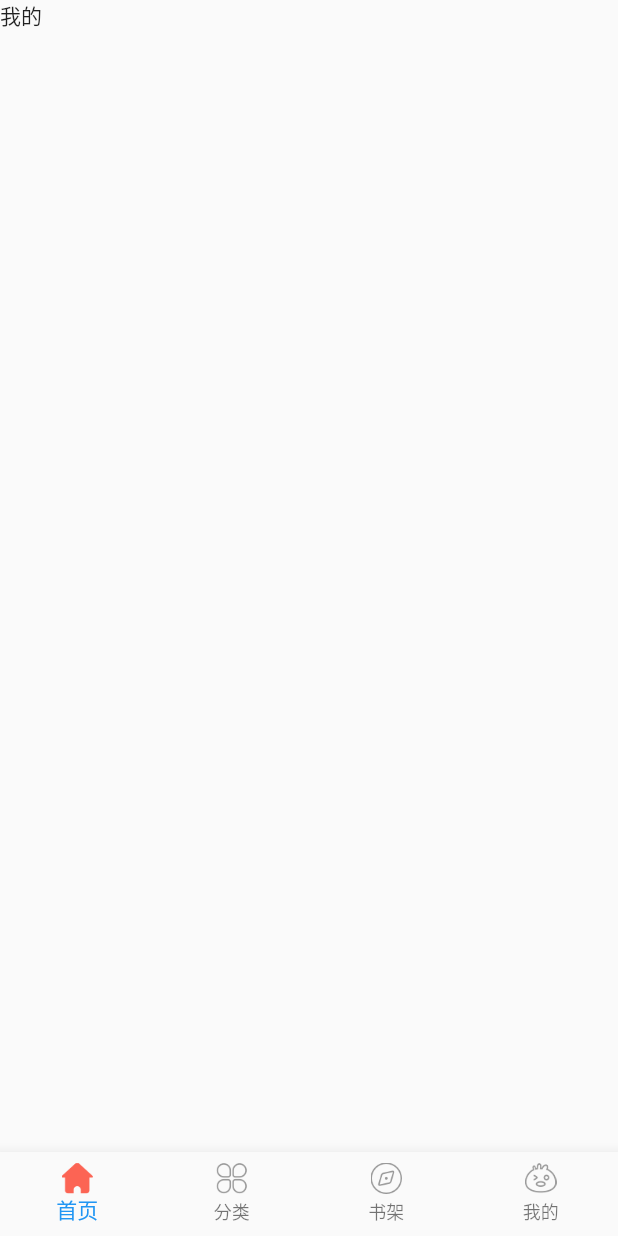
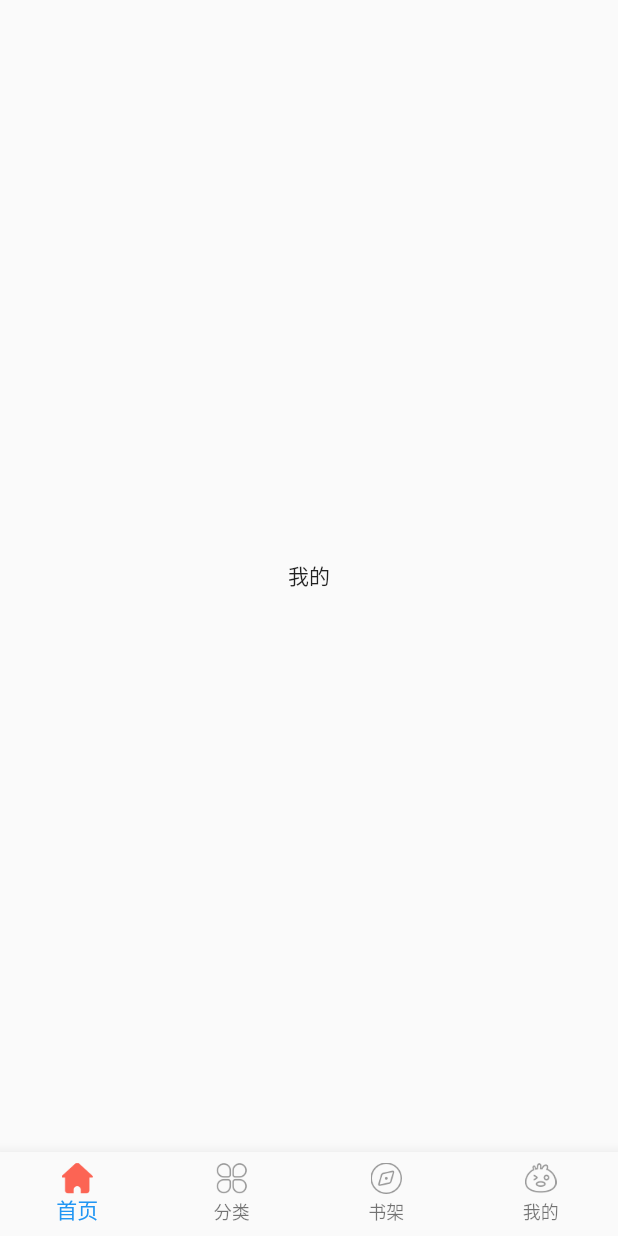
Before and after one commit to fishyuyu/flutter_self, a Flutter app: the screen it shows after launch, swiped to page 4, on a phone screen of 412 x 824 dp. Run offline on Flutter 3.47's test engine with Material 2 defaults, Android fonts, the phone set to English and light mode, and no system bars.

Commit message:
文字居中

```diff
--- a/lib/mian/mine_page.dart
+++ b/lib/mian/mine_page.dart
@@ -28,12 +28,11 @@ class _MinePage extends StatefulWidget {
 class _MinePageState extends State<_MinePage> {
   @override
   Widget build(BuildContext context) {
-//    new Scaffold(
-//      body: new Container(
-//        child: new Text("我的"),
-//      ),
-//    );
-    return new Text("我的");
+    return new Scaffold(
+      body: new Center(
+        child: new Text("我的"),
+      ),
+    );
   }
 
 }
```
Also changed, not shown: lib/mian/find_page.dart (+5 -6 lines), lib/mian/home_page.dart (+5 -6 lines), lib/mian/kind_page.dart (+5 -6 lines).
